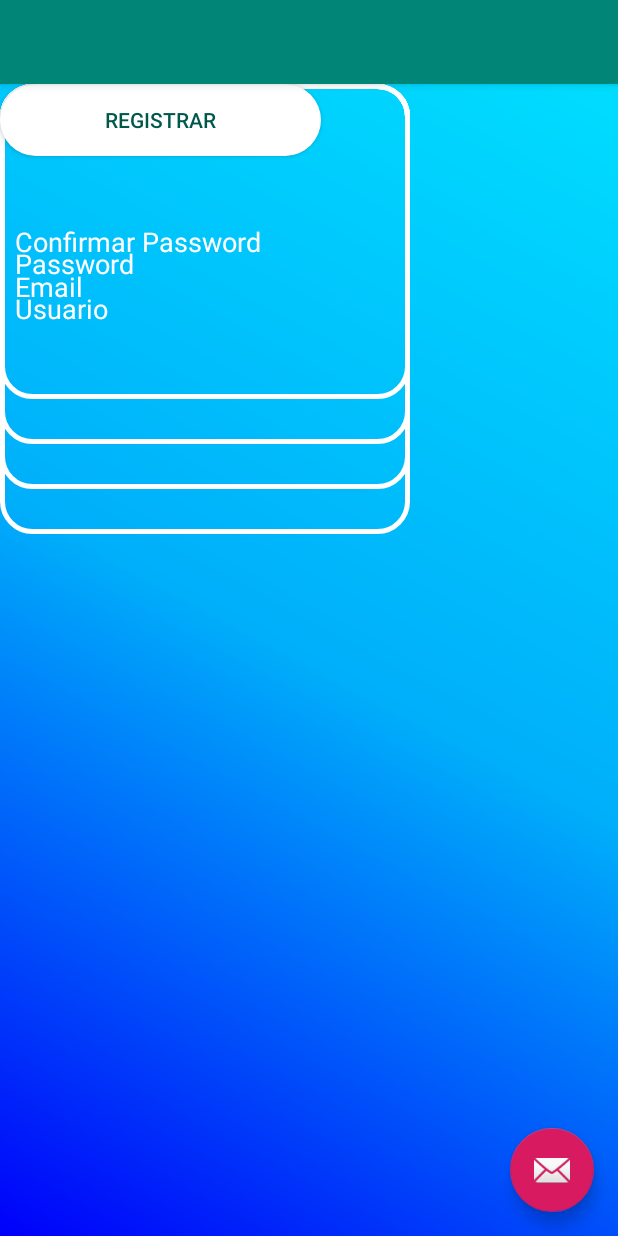
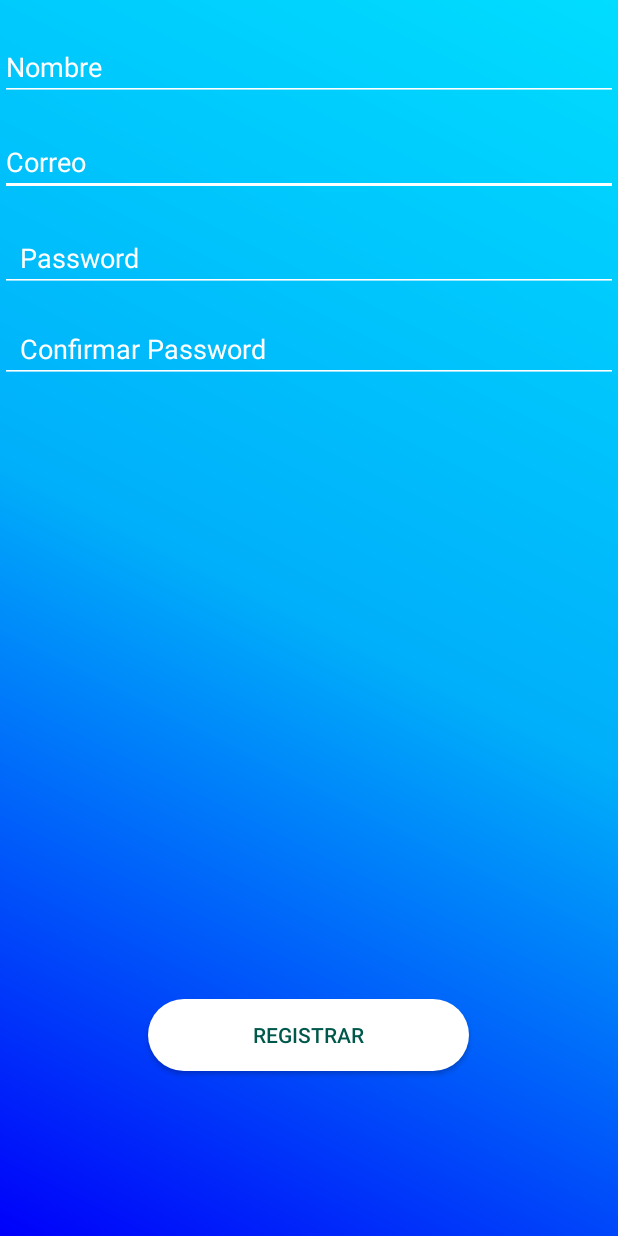
Before and after one commit to brandonsoto3/Duchapp, an Android app: the layout activity_register.xml on its own in the app's theme, with its tools: preview values and no code run, on a phone screen of 412 x 824 dp. Run offline under Robolectric (Android 15) with nearby library versions, the phone set to English and light mode, and no system bars; network calls fail.

```diff
--- a/Duchapp/app/src/main/AndroidManifest.xml
+++ b/Duchapp/app/src/main/AndroidManifest.xml
@@ -41,10 +41,6 @@
             android:name=".detener"
             android:label="@string/title_activity_detener" />
         <activity
-            android:name=".prueba"
-            android:label="@string/title_activity_prueba"
-            android:theme="@style/AppTheme.NoActionBar" />
-        <activity
             android:name=".estadisticas"
             android:label="estadisticas" />
         <activity
--- a/Duchapp/app/src/main/res/layout/activity_register.xml
+++ b/Duchapp/app/src/main/res/layout/activity_register.xml
@@ -1,33 +1,84 @@
 <?xml version="1.0" encoding="utf-8"?>
-<android.support.design.widget.CoordinatorLayout xmlns:android="http://schemas.android.com/apk/res/android"
+<RelativeLayout xmlns:android="http://schemas.android.com/apk/res/android"
     xmlns:app="http://schemas.android.com/apk/res-auto"
     xmlns:tools="http://schemas.android.com/tools"
     android:layout_width="match_parent"
     android:layout_height="match_parent"
-    tools:context=".register">
+    tools:context=".register"
+    android:background="@drawable/bg_gradiente">
 
-    <android.support.design.widget.AppBarLayout
+    <EditText
+        android:id="@+id/txtEmail"
         android:layout_width="match_parent"
         android:layout_height="wrap_content"
-        android:theme="@style/AppTheme.AppBarOverlay">
+        android:layout_alignParentStart="true"
+        android:layout_alignParentLeft="true"
+        android:layout_alignParentTop="true"
+        android:layout_marginStart="0dp"
+        android:layout_marginLeft="0dp"
+        android:layout_marginTop="85dp"
+        android:backgroundTint="#ffff"
+        android:hint="Correo"
+        android:textColorHint="@color/white" />
 
-        <android.support.v7.widget.Toolbar
-            android:id="@+id/toolbar"
-            android:layout_width="match_parent"
-            android:layout_height="?attr/actionBarSize"
-            android:background="?attr/colorPrimary"
-            app:popupTheme="@style/AppTheme.PopupOverlay" />
 
-    </android.support.design.widget.AppBarLayout>
+    <EditText
+        android:id="@+id/txtNombre"
+        android:layout_width="match_parent"
+        android:layout_height="wrap_content"
+        android:layout_alignParentStart="true"
+        android:layout_alignParentLeft="true"
+        android:layout_alignParentTop="true"
+        android:layout_marginStart="0dp"
+        android:layout_marginLeft="0dp"
+        android:layout_marginTop="22dp"
+        android:backgroundTint="#ffff"
+        android:hint="Nombre"
+        android:textColorHint="@color/white" />
 
-    <include layout="@layout/content_register" />
+    <EditText
+        android:id="@+id/txtPassword"
+        android:layout_width="match_parent"
+        android:layout_height="wrap_content"
+        android:layout_alignParentStart="true"
+        android:layout_alignParentTop="true"
+        android:layout_marginTop="149dp"
+        android:backgroundTint="#ffff"
+        android:hint="  Password"
+        android:textColorHint="#ffff"
+        android:layout_alignParentLeft="true" />
 
-    <android.support.design.widget.FloatingActionButton
-        android:id="@+id/fab"
+    <EditText
+        android:id="@+id/txtConfirmarPassword"
+        android:layout_width="match_parent"
+        android:layout_height="wrap_content"
+
+        android:layout_alignParentStart="true"
+        android:layout_alignParentLeft="true"
+        android:layout_alignParentTop="true"
+        android:layout_marginStart="0dp"
+        android:layout_marginLeft="0dp"
+        android:layout_marginTop="210dp"
+        android:backgroundTint="#ffff"
+        android:hint="  Confirmar Password"
+        android:textColorHint="#ffff" />
+
+    <Button
+        android:id="@+id/btnRegistrar"
+        android:layout_width="214dp"
+        android:layout_height="wrap_content"
+
+        android:layout_alignParentBottom="true"
+
+        android:layout_centerHorizontal="true"
+        android:layout_marginBottom="110dp"
+        android:background="@drawable/bordes_redondos"
+        android:text="Registrar"
+        android:textColor="@color/colorPrimaryDark" />
+
+
+    <android.support.constraint.Guideline
+        android:id="@+id/guideline2"
         android:layout_width="wrap_content"
-        android:layout_height="wrap_content"
-        android:layout_gravity="bottom|end"
-        android:layout_margin="@dimen/fab_margin"
-        app:srcCompat="@android:drawable/ic_dialog_email" />
-
-</android.support.design.widget.CoordinatorLayout>
+        android:layout_height="wrap_content" />
+</RelativeLayout>
--- a/Duchapp/app/src/main/res/layout/content_register.xml
+++ /dev/null
@@ -1,84 +0,0 @@
-<?xml version="1.0" encoding="utf-8"?>
-<android.support.constraint.ConstraintLayout xmlns:android="http://schemas.android.com/apk/res/android"
-    xmlns:app="http://schemas.android.com/apk/res-auto"
-    xmlns:tools="http://schemas.android.com/tools"
-    android:layout_width="match_parent"
-    android:layout_height="match_parent"
-    android:background="@drawable/bg_gradiente"
-    app:layout_behavior="@string/appbar_scrolling_view_behavior"
-    tools:context=".login"
-    tools:showIn="@layout/activity_register">
-
-    <EditText
-        android:id="@+id/username"
-        android:layout_width="273dp"
-        android:layout_height="300dp"
-        android:layout_weight="1"
-        android:backgroundTint="#ffff"
-        android:hint="  Usuario"
-        android:textColorHint="#ffff"
-        tools:ignore="MissingConstraints"
-        tools:layout_editor_absoluteX="56dp"
-        tools:layout_editor_absoluteY="41dp"
-        android:background="@drawable/borderedondo_edit"/>
-        tools:layout_editor_absoluteY="41dp" />
-
-    <EditText
-        android:id="@+id/txtEmail"
-        android:layout_width="273dp"
-        android:layout_height="270dp"
-        android:layout_weight="1"
-        android:background="@drawable/borderedondo_edit"
-        android:backgroundTint="#ffff"
-        android:hint="  Email"
-        android:textColorHint="#ffff"
-        tools:ignore="MissingConstraints"
-        tools:layout_editor_absoluteX="56dp"
-        tools:layout_editor_absoluteY="107dp" />
-
-    <EditText
-        android:id="@+id/password"
-        android:layout_width="273dp"
-        android:layout_height="240dp"
-        android:layout_weight="1"
-        android:backgroundTint="#ffff"
-        android:hint="  Password"
-        android:textColorHint="#ffff"
-        tools:ignore="MissingConstraints"
-        tools:layout_editor_absoluteX="56dp"
-        tools:layout_editor_absoluteY="107dp"
-        android:background="@drawable/borderedondo_edit"/>
-
-    <EditText
-        android:id="@+id/confirmar_password"
-        android:layout_width="273dp"
-        android:layout_height="210dp"
-        android:layout_weight="1"
-        android:backgroundTint="#ffff"
-        android:hint="  Confirmar Password"
-        android:textColorHint="#ffff"
-        tools:ignore="MissingConstraints"
-        tools:layout_editor_absoluteX="56dp"
-        tools:layout_editor_absoluteY="173dp"
-        android:background="@drawable/borderedondo_edit"/>
-
-    <Button
-        android:layout_width="214dp"
-        android:layout_height="wrap_content"
-        android:background="@drawable/bordes_redondos"
-        android:text="Registrar"
-        android:textColor="@color/colorPrimaryDark"
-        tools:layout_editor_absoluteX="85dp"
-        tools:layout_editor_absoluteY="348dp"
-        tools:ignore="MissingConstraints" />
-
-
-    <android.support.constraint.Guideline
-        android:id="@+id/guideline2"
-        android:layout_width="wrap_content"
-        android:layout_height="wrap_content"
-        android:orientation="vertical"
-        app:layout_constraintGuide_percent="0.5" />
-
-
-</android.support.constraint.ConstraintLayout>
```
Also changed, not shown: Duchapp/app/src/main/java/com/example/brandonsoto/duchapp/MainActivity.java (+9 -8 lines), Duchapp/app/src/main/java/com/example/brandonsoto/duchapp/Register.java (+125 -8 lines), Duchapp/app/src/main/java/com/example/brandonsoto/duchapp/detener.java (+6 -3 lines), Duchapp/app/src/main/java/com/example/brandonsoto/duchapp/login_official.java (+11 -1 lines), Duchapp/app/src/main/java/com/example/brandonsoto/duchapp/prueba.java (deleted, +0 -29 lines), Duchapp/app/src/main/res/layout/activity_login_official.xml (+14 -3 lines), Duchapp/app/src/main/res/layout/activity_main.xml (+17 -14 lines).
